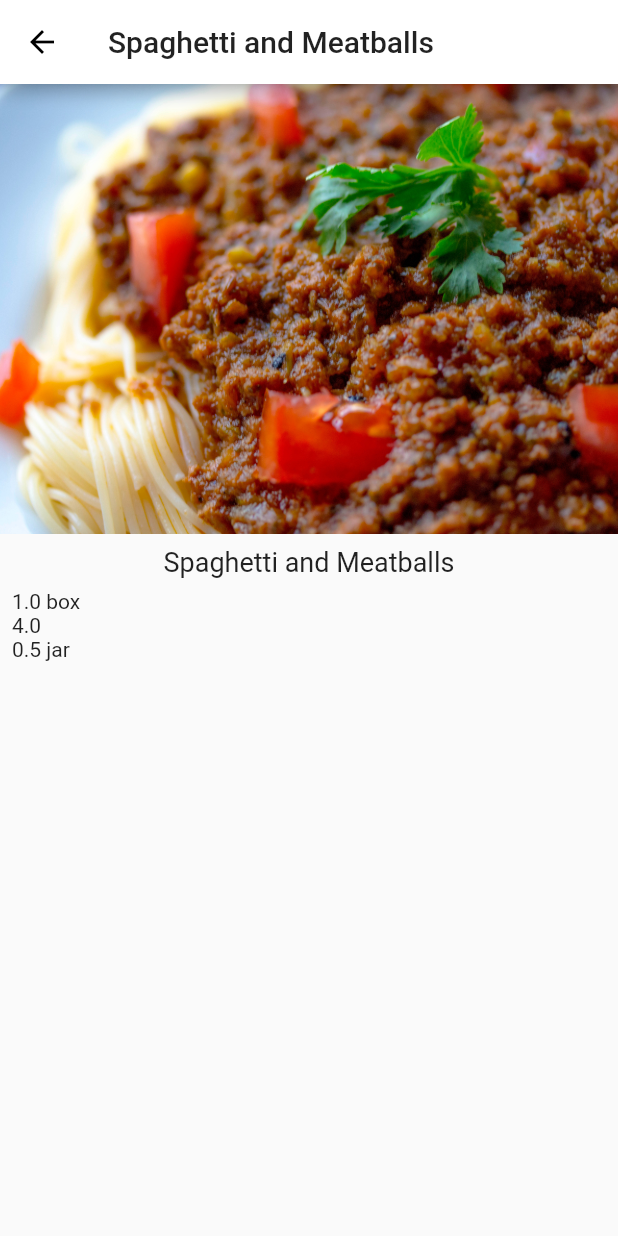
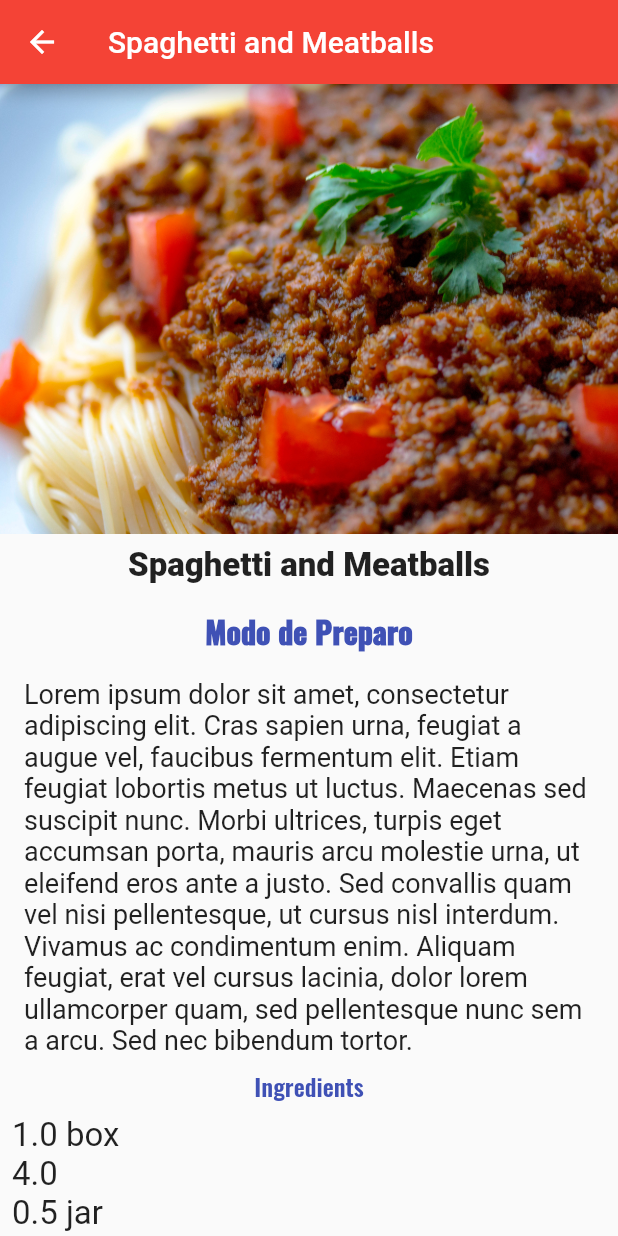
Before and after one commit to f290SI/ddm2_fav_food_how_to, a Flutter app: the screen it shows after launch, after a tap on "Spaghetti and Meatballs", on a phone screen of 412 x 824 dp. Run offline on Flutter 3.47's test engine with Material 2 defaults, Android fonts, the phone set to English and light mode, and no system bars; our stand-ins replace google_fonts.

Commit message:
Inclusao de Modo de Preparo.

```diff
--- a/lib/model/recipe.dart
+++ b/lib/model/recipe.dart
@@ -5,8 +5,11 @@ class Recipe {
   String imageUrl;
   int servings;
   List<Ingredient> ingredients;
+  String directions;
 
-  Recipe(this.label, this.imageUrl, this.ingredients);
+  static final lorem = 'Lorem ipsum dolor sit amet, consectetur adipiscing elit. Cras sapien urna, feugiat a augue vel, faucibus fermentum elit. Etiam feugiat lobortis metus ut luctus. Maecenas sed suscipit nunc. Morbi ultrices, turpis eget accumsan porta, mauris arcu molestie urna, ut eleifend eros ante a justo. Sed convallis quam vel nisi pellentesque, ut cursus nisl interdum. Vivamus ac condimentum enim. Aliquam feugiat, erat vel cursus lacinia, dolor lorem ullamcorper quam, sed pellentesque nunc sem a arcu. Sed nec bibendum tortor.';
+
+  Recipe(this.label, this.imageUrl, this.ingredients, {this.directions});
 
   static var samples = [
     Recipe(
@@ -17,6 +20,7 @@ class Recipe {
         Ingredient(4, '', 'Frozen Meatballs'),
         Ingredient(0.5, 'jar', 'sauce'),
       ],
+      directions: lorem
     ),
     Recipe(
       'Tomato Soup',
@@ -24,6 +28,7 @@ class Recipe {
       [
         Ingredient(1, 'can', 'Tomato Soup'),
       ],
+        directions: lorem
     ),
     Recipe(
       'Chocolate Chip Cookies',
@@ -33,6 +38,7 @@ class Recipe {
         Ingredient(2, 'cups', 'sugar'),
         Ingredient(0.5, 'cups', 'chocolate chips'),
       ],
+        directions: lorem
     ),
     Recipe(
       'Taco Salad',
@@ -43,6 +49,7 @@ class Recipe {
         Ingredient(0.5, 'cup', 'cheese'),
         Ingredient(0.25, 'cup', 'chopped tomatoes'),
       ],
+        directions: lorem
     ),
     Recipe(
       'Hawaiian Pizza',
@@ -52,6 +59,7 @@ class Recipe {
         Ingredient(1, 'cup', 'pineapple'),
         Ingredient(8, 'oz', 'ham'),
       ],
+        directions: lorem
     ),
   ];
 }
--- a/lib/pages/detail_page/recipe_detail_page.dart
+++ b/lib/pages/detail_page/recipe_detail_page.dart
@@ -1,5 +1,6 @@
 import 'package:ddm2_my_favorite_recipes/model/recipe.dart';
 import 'package:flutter/material.dart';
+import 'package:google_fonts/google_fonts.dart';
 
 class RecipeDetailPage extends StatefulWidget {
   final Recipe recipe;
@@ -19,6 +20,7 @@ class _RecipeDetailPageState extends State<RecipeDetailPage> {
       ),
       body: SafeArea(
         child: Column(
+          mainAxisSize: MainAxisSize.min,
           children: [
             SizedBox(
               height: 300,
@@ -28,21 +30,55 @@ class _RecipeDetailPageState extends State<RecipeDetailPage> {
                 image: AssetImage(widget.recipe.imageUrl),
               ),
             ),
-            SizedBox(
-              height: 8,
+            Padding(
+              padding: const EdgeInsets.all(8.0),
+              child: Text(
+                widget.recipe.label,
+                style: TextStyle(fontSize: 22, fontWeight: FontWeight.w900),
+              ),
+            ),
+            Padding(
+              padding: const EdgeInsets.all(8.0),
+              child: Text(
+                'Modo de Preparo',
+                style: GoogleFonts.oswald(
+                  color: Colors.indigo,
+                  fontSize: 20,
+                  fontWeight: FontWeight.w900,
+                ),
+              ),
+            ),
+            Padding(
+              padding: const EdgeInsets.symmetric(vertical: 8, horizontal: 16),
+              child: Text(
+                widget.recipe.directions,
+                style: TextStyle(
+                  fontSize: 18,
+                ),
+              ),
             ),
             Text(
-              widget.recipe.label,
-              style: TextStyle(fontSize: 18),
+              'Ingredients',
+              style: GoogleFonts.oswald(
+                color: Colors.indigo,
+                fontSize: 16,
+                fontWeight: FontWeight.w600,
+              ),
             ),
             Expanded(
               child: ListView.builder(
-                  padding: const EdgeInsets.all(8),
-                  itemCount: widget.recipe.ingredients.length,
-                  itemBuilder: (BuildContext context, int index) {
-                    final ingredient = widget.recipe.ingredients[index];
-                    return Text('${ingredient.quantity} ${ingredient.measure}');
-                  }),
+                padding: const EdgeInsets.all(8),
+                itemCount: widget.recipe.ingredients.length,
+                itemBuilder: (BuildContext context, int index) {
+                  final ingredient = widget.recipe.ingredients[index];
+                  return Text(
+                    '${ingredient.quantity} ${ingredient.measure}',
+                    style: TextStyle(
+                      fontSize: 22,
+                    ),
+                  );
+                },
+              ),
             ),
           ],
         ),
--- a/lib/pages/home_page/home_page.dart
+++ b/lib/pages/home_page/home_page.dart
@@ -8,21 +8,26 @@ class HomePage extends StatelessWidget {
   Widget build(BuildContext context) {
     return MaterialApp(
       theme: ThemeData(
-        primaryColor: Colors.white,
-        accentColor: Colors.black,
+        primaryColor: Colors.red,
+        accentColor: Colors.lightGreenAccent,
       ),
       home: Scaffold(
         appBar: AppBar(
           title: Text('My FavFood'),
         ),
         body: SafeArea(
+          child: Padding(
+            padding: EdgeInsets.symmetric(horizontal: 16),
             child: ListView.builder(
               itemCount: Recipe.samples.length,
               itemBuilder: (context, int index) {
                 var recipe = Recipe.samples[index];
                 return GestureDetector(
+                  child: Padding(
+                    padding: const EdgeInsets.symmetric(vertical: 8.0),
                     child: RecipeCardWidget(
                       recipe: recipe,
+                    ),
                   ),
                   onTap: () {
                     Navigator.push(
@@ -38,6 +43,7 @@ class HomePage extends StatelessWidget {
               },
             ),
           ),
+        ),
         floatingActionButton: FloatingActionButton(
           onPressed: () {
 
--- a/lib/pages/home_page/widgets/recipe_card_widget.dart
+++ b/lib/pages/home_page/widgets/recipe_card_widget.dart
@@ -10,18 +10,16 @@ class RecipeCardWidget extends StatelessWidget {
   @override
   Widget build(BuildContext context) {
     return Card(
+      clipBehavior: Clip.antiAlias,
       elevation: 2,
-      // shape: RoundedRectangleBorder(borderRadius: BorderRadius.circular(10)),
+      shape: RoundedRectangleBorder(borderRadius: BorderRadius.circular(10)),
       child: Column(
         children: [
-          Padding(
-            padding: const EdgeInsets.all(16.0),
-            child: Image(
-              height: 250,
-              width: double.infinity,
-              fit: BoxFit.cover,
-              image: AssetImage(recipe.imageUrl),
-            ),
+          Image(
+            height: 250,
+            width: double.infinity,
+            fit: BoxFit.cover,
+            image: AssetImage(recipe.imageUrl),
           ),
           Padding(
             padding: const EdgeInsets.all(16.0),
--- a/pubspec.yaml
+++ b/pubspec.yaml
@@ -25,6 +25,7 @@ dependencies:
     sdk: flutter
 
   cupertino_icons: ^1.0.2
+  google_fonts: ^2.0.0
 
 dev_dependencies:
   flutter_test:
```
Also changed, not shown: pubspec.lock, 4 other files. Lines whose indentation alone changed are shown as unchanged.
